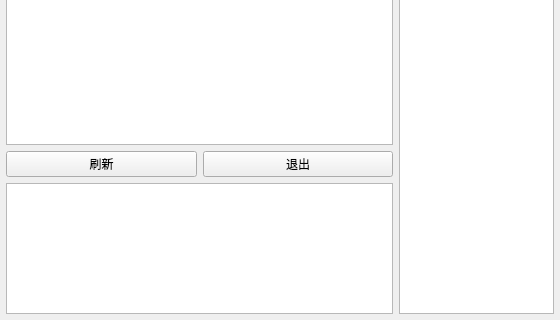
First picture: the form in Lobby/mainwindow.ui, repository BadFishy/LGVS-Client, before the edit; both pictures show x 0 to 560 and y 190 to 510 of the 560 by 510 pixel window.
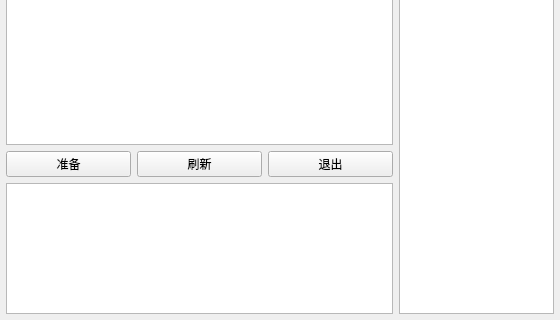
Second picture: the form after the edit.

Commit message: 新增准备

Diff of the .ui file:
```diff
--- a/Lobby/mainwindow.ui
+++ b/Lobby/mainwindow.ui
@@ -56,6 +56,16 @@
       </item>
       <item>
        <layout class="QHBoxLayout" name="tools">
+        <item>
+         <widget class="QPushButton" name="ready">
+          <property name="enabled">
+           <bool>true</bool>
+          </property>
+          <property name="text">
+           <string>准备</string>
+          </property>
+         </widget>
+        </item>
         <item>
          <widget class="QPushButton" name="F5">
           <property name="text">
```
The commit also changes 3 other files.
